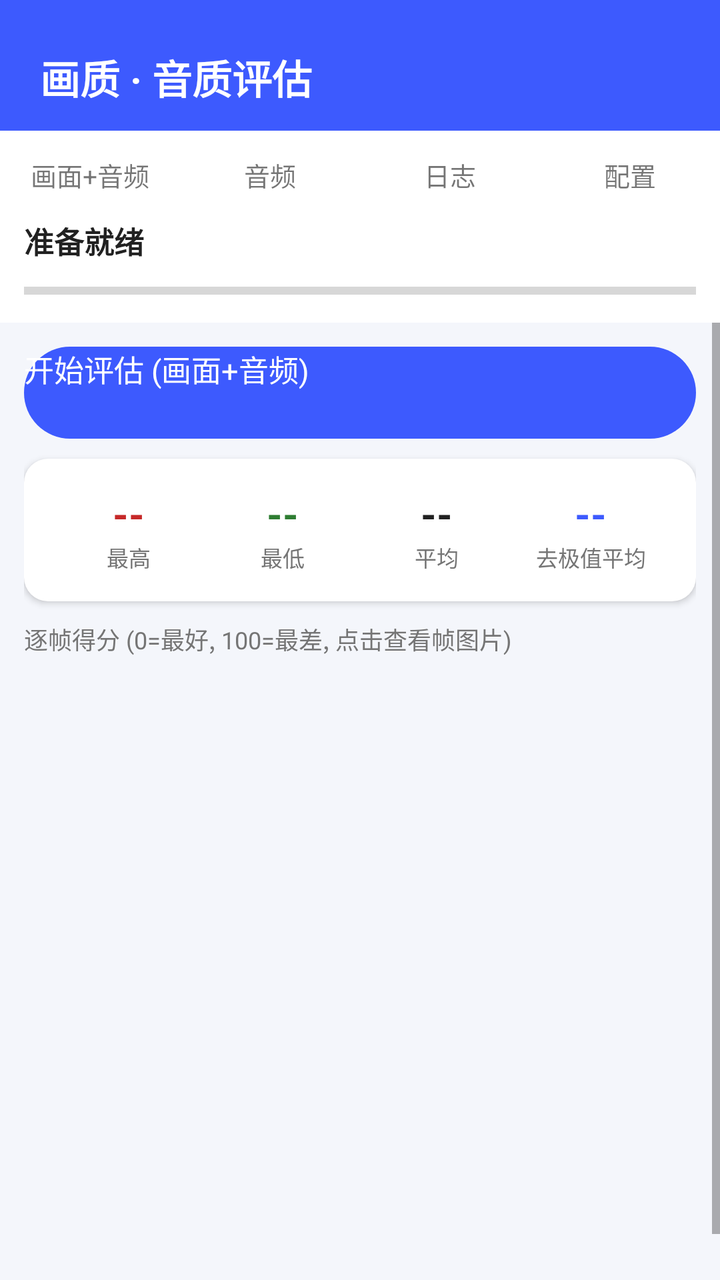
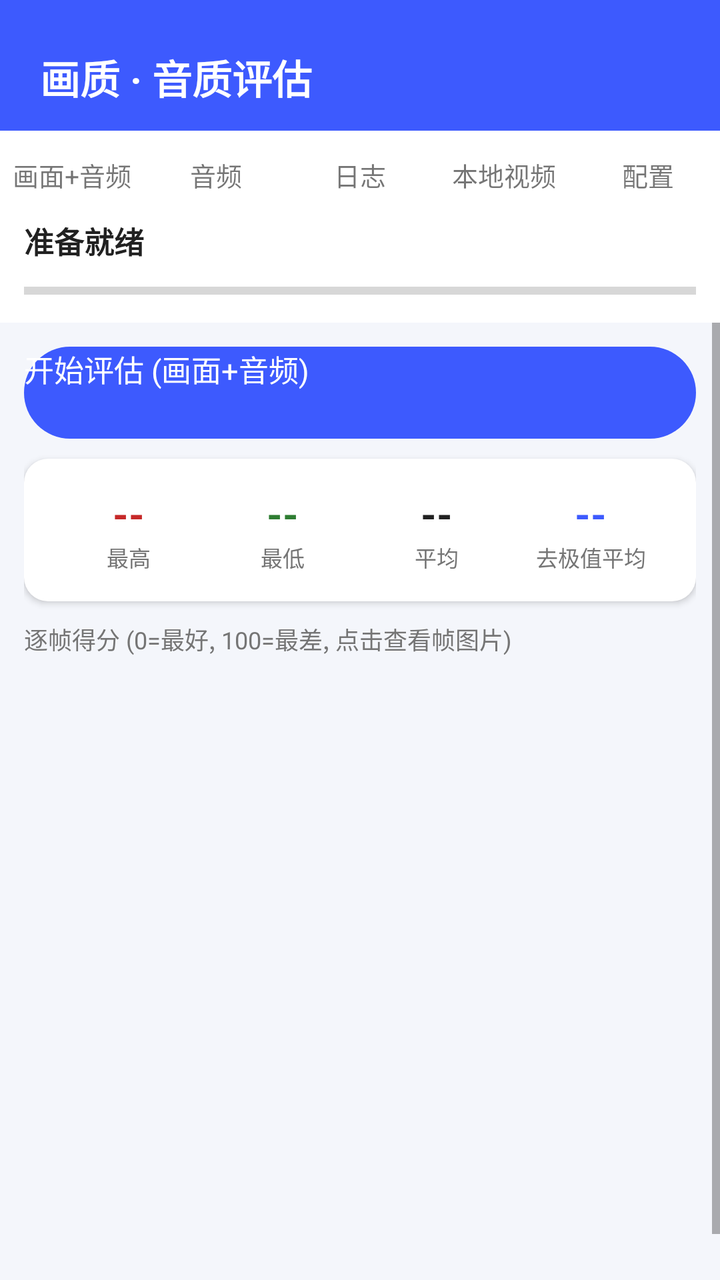

Two renders of the same Android screen: before a commit and after it. Below are the layout's source before the change and the commit's diff.
<!-- AndroidManifest.xml: application theme Theme.PesqMeter -->
<!-- res/layout/activity_main.xml -->
<?xml version="1.0" encoding="utf-8"?>
<LinearLayout xmlns:android="http://schemas.android.com/apk/res/android"
    android:layout_width="match_parent"
    android:layout_height="match_parent"
    android:orientation="vertical">

    <LinearLayout
        android:layout_width="match_parent"
        android:layout_height="wrap_content"
        android:background="@color/primary"
        android:orientation="vertical"
        android:paddingStart="20dp"
        android:paddingTop="24dp"
        android:paddingEnd="20dp"
        android:paddingBottom="12dp">

        <TextView
            android:layout_width="wrap_content"
            android:layout_height="wrap_content"
            android:text="画质 · 音质评估"
            android:textColor="#FFFFFF"
            android:textSize="20sp"
            android:textStyle="bold" />
    </LinearLayout>

    <LinearLayout
        android:layout_width="match_parent"
        android:layout_height="wrap_content"
        android:background="@color/card_bg"
        android:orientation="horizontal">

        <TextView
            android:id="@+id/tabAV"
            android:layout_width="0dp"
            android:layout_height="44dp"
            android:layout_weight="1"
            android:gravity="center"
            android:text="画面+音频"
            android:textSize="13sp" />

        <TextView
            android:id="@+id/tabAudio"
            android:layout_width="0dp"
            android:layout_height="44dp"
            android:layout_weight="1"
            android:gravity="center"
            android:text="音频"
            android:textSize="13sp" />

        <TextView
            android:id="@+id/tabLog"
            android:layout_width="0dp"
            android:layout_height="44dp"
            android:layout_weight="1"
            android:gravity="center"
            android:text="日志"
            android:textSize="13sp" />

        <TextView
            android:id="@+id/tabConfig"
            android:layout_width="0dp"
            android:layout_height="44dp"
            android:layout_weight="1"
            android:gravity="center"
            android:text="配置"
            android:textSize="13sp" />
    </LinearLayout>

    <LinearLayout
        android:layout_width="match_parent"
        android:layout_height="wrap_content"
        android:background="@color/card_bg"
        android:orientation="vertical"
        android:paddingStart="12dp"
        android:paddingEnd="12dp"
        android:paddingBottom="8dp">

        <TextView
            android:id="@+id/tvStatus"
            android:layout_width="match_parent"
            android:layout_height="wrap_content"
            android:text="准备就绪"
            android:textColor="@color/text_primary"
            android:textSize="15sp"
            android:textStyle="bold" />

        <ProgressBar
            android:id="@+id/progressBar"
            style="?android:attr/progressBarStyleHorizontal"
            android:layout_width="match_parent"
            android:layout_height="wrap_content"
            android:layout_marginTop="6dp"
            android:max="100"
            android:progress="0" />
    </LinearLayout>

    <TextView
        android:id="@+id/tvCountdown"
        android:layout_width="match_parent"
        android:layout_height="wrap_content"
        android:gravity="center"
        android:text="5"
        android:textColor="@color/primary"
        android:textSize="48sp"
        android:textStyle="bold"
        android:visibility="gone" />

    <ScrollView
        android:id="@+id/panelAV"
        android:layout_width="match_parent"
        android:layout_height="0dp"
        android:layout_weight="1"
        android:fillViewport="true">

        <LinearLayout
            android:layout_width="match_parent"
            android:layout_height="wrap_content"
            android:orientation="vertical"
            android:padding="12dp">

            <Button
                android:id="@+id/btnStart"
                android:layout_width="match_parent"
                android:layout_height="46dp"
                android:background="@drawable/bg_btn_primary"
                android:text="开始评估 (画面+音频)"
                android:textColor="#FFFFFF"
                android:textSize="15sp" />

            <LinearLayout
                android:layout_width="match_parent"
                android:layout_height="wrap_content"
                android:layout_marginTop="10dp"
                android:background="@drawable/bg_card"
                android:elevation="2dp"
                android:orientation="vertical"
                android:padding="14dp">

                <LinearLayout
                    android:layout_width="match_parent"
                    android:layout_height="wrap_content"
                    android:orientation="horizontal">

                    <LinearLayout
                        android:layout_width="0dp"
                        android:layout_height="wrap_content"
                        android:layout_weight="1"
                        android:gravity="center"
                        android:orientation="vertical">

                        <TextView
                            android:id="@+id/tvStatMax"
                            android:layout_width="wrap_content"
                            android:layout_height="wrap_content"
                            android:text="--"
                            android:textColor="@color/q_bad"
                            android:textSize="20sp"
                            android:textStyle="bold" />

                        <TextView
                            android:layout_width="wrap_content"
                            android:layout_height="wrap_content"
                            android:text="最高"
                            android:textColor="@color/text_secondary"
                            android:textSize="11sp" />
                    </LinearLayout>

                    <LinearLayout
                        android:layout_width="0dp"
                        android:layout_height="wrap_content"
                        android:layout_weight="1"
                        android:gravity="center"
                        android:orientation="vertical">

                        <TextView
                            android:id="@+id/tvStatMin"
                            android:layout_width="wrap_content"
                            android:layout_height="wrap_content"
                            android:text="--"
                            android:textColor="@color/q_good"
                            android:textSize="20sp"
                            android:textStyle="bold" />

                        <TextView
                            android:layout_width="wrap_content"
                            android:layout_height="wrap_content"
                            android:text="最低"
                            android:textColor="@color/text_secondary"
                            android:textSize="11sp" />
                    </LinearLayout>

                    <LinearLayout
                        android:layout_width="0dp"
                        android:layout_height="wrap_content"
                        android:layout_weight="1"
                        android:gravity="center"
                        android:orientation="vertical">

                        <TextView
                            android:id="@+id/tvStatAvg"
                            android:layout_width="wrap_content"
                            android:layout_height="wrap_content"
                            android:text="--"
                            android:textColor="@color/text_primary"
                            android:textSize="20sp"
                            android:textStyle="bold" />

                        <TextView
                            android:layout_width="wrap_content"
                            android:layout_height="wrap_content"
                            android:text="平均"
                            android:textColor="@color/text_secondary"
                            android:textSize="11sp" />
                    </LinearLayout>

                    <LinearLayout
                        android:layout_width="0dp"
                        android:layout_height="wrap_content"
                        android:layout_weight="1"
                        android:gravity="center"
                        android:orientation="vertical">

                        <TextView
                            android:id="@+id/tvStatTrim"
                            android:layout_width="wrap_content"
                            android:layout_height="wrap_content"
                            android:text="--"
                            android:textColor="@color/primary"
                            android:textSize="20sp"
                            android:textStyle="bold" />

                        <TextView
                            android:layout_width="wrap_content"
                            android:layout_height="wrap_content"
                            android:text="去极值平均"
                            android:textColor="@color/text_secondary"
                            android:textSize="11sp" />
                    </LinearLayout>
                </LinearLayout>
            </LinearLayout>

            <TextView
                android:layout_width="wrap_content"
                android:layout_height="wrap_content"
                android:layout_marginTop="10dp"
                android:layout_marginBottom="4dp"
                android:text="逐帧得分 (0=最好, 100=最差, 点击查看帧图片)"
                android:textColor="@color/text_secondary"
                android:textSize="12sp" />

            <ListView
                android:id="@+id/lvFrames"
                android:layout_width="match_parent"
                android:layout_height="320dp"
                android:divider="@null"
                android:dividerHeight="0dp"
                android:nestedScrollingEnabled="true" />
        </LinearLayout>
    </ScrollView>

    <ScrollView
        android:id="@+id/panelAudio"
        android:layout_width="match_parent"
        android:layout_height="0dp"
        android:layout_weight="1"
        android:fillViewport="true"
        android:visibility="gone">

        <LinearLayout
            android:layout_width="match_parent"
            android:layout_height="wrap_content"
            android:orientation="vertical"
            android:padding="12dp">

            <Button
                android:id="@+id/btnMos"
                android:layout_width="match_parent"
                android:layout_height="46dp"
                android:background="@drawable/bg_btn_primary"
                android:text="开始音质评估 (MOSNet + P.563)"
                android:textColor="#FFFFFF"
                android:textSize="15sp" />

            <TextView
                android:id="@+id/tvAudio"
                android:layout_width="match_parent"
                android:layout_height="wrap_content"
                android:layout_marginTop="10dp"
                android:background="@drawable/bg_card"
                android:elevation="2dp"
                android:padding="14dp"
                android:text="音频质量: 等待评估…"
                android:textColor="@color/text_primary"
                android:textSize="14sp" />
        </LinearLayout>
    </ScrollView>

    <TextView
        android:id="@+id/tvLog"
        android:layout_width="match_parent"
        android:layout_height="0dp"
        android:layout_weight="1"
        android:layout_margin="12dp"
        android:background="@drawable/bg_card"
        android:elevation="2dp"
        android:fontFamily="monospace"
        android:gravity="bottom"
        android:padding="10dp"
        android:scrollbars="vertical"
        android:textColor="@color/text_primary"
        android:textSize="11sp"
        android:visibility="gone" />

    <ScrollView
        android:id="@+id/panelConfig"
        android:layout_width="match_parent"
        android:layout_height="0dp"
        android:layout_weight="1"
        android:fillViewport="true"
        android:visibility="gone">

        <LinearLayout
            android:layout_width="match_parent"
            android:layout_height="wrap_content"
            android:orientation="vertical"
            android:padding="12dp">

            <LinearLayout
                android:layout_width="match_parent"
                android:layout_height="wrap_content"
                android:background="@drawable/bg_card"
                android:elevation="2dp"
                android:orientation="vertical"
                android:padding="14dp">

                <TextView
                    android:layout_width="wrap_content"
                    android:layout_height="wrap_content"
                    android:text="音频采集模式"
                    android:textColor="@color/text_primary"
                    android:textSize="14sp" />

                <RadioGroup
                    android:id="@+id/rgAudioMode"
                    android:layout_width="match_parent"
                    android:layout_height="wrap_content">

                    <RadioButton
                        android:id="@+id/rbAuto"
                        android:layout_width="match_parent"
                        android:layout_height="wrap_content"
                        android:checked="true"
                        android:text="自动 (回放采集失败时降级为麦克风)"
                        android:textSize="13sp" />

                    <RadioButton
                        android:id="@+id/rbPlayback"
                        android:layout_width="match_parent"
                        android:layout_height="wrap_content"
                        android:text="系统回放采集 (数字链路)"
                        android:textSize="13sp" />

                    <RadioButton
                        android:id="@+id/rbMic"
                        android:layout_width="match_parent"
                        android:layout_height="wrap_content"
                        android:text="麦克风 (外放链路, 需环境安静)"
                        android:textSize="13sp" />
                </RadioGroup>

                <TextView
                    android:layout_width="wrap_content"
                    android:layout_height="wrap_content"
                    android:layout_marginTop="6dp"
                    android:text="等待时长 (秒, 切换目标 App 的时间)"
                    android:textColor="@color/text_primary"
                    android:textSize="14sp" />

                <EditText
                    android:id="@+id/etCountdown"
                    android:layout_width="match_parent"
                    android:layout_height="wrap_content"
                    android:inputType="number"
                    android:text="5" />

                <TextView
                    android:layout_width="wrap_content"
                    android:layout_height="wrap_content"
                    android:layout_marginTop="10dp"
                    android:text="画面录制时长 (秒, 每 100ms 一帧)"
                    android:textColor="@color/text_primary"
                    android:textSize="14sp" />

                <EditText
                    android:id="@+id/etCaptureSec"
                    android:layout_width="match_parent"
                    android:layout_height="wrap_content"
                    android:inputType="number"
                    android:text="10" />

                <TextView
                    android:layout_width="wrap_content"
                    android:layout_height="wrap_content"
                    android:layout_marginTop="10dp"
                    android:text="音频录制时长 (秒, MOSNet + P.563)"
                    android:textColor="@color/text_primary"
                    android:textSize="14sp" />

                <EditText
                    android:id="@+id/etMosDuration"
                    android:layout_width="match_parent"
                    android:layout_height="wrap_content"
                    android:inputType="number"
                    android:text="30" />

                <TextView
                    android:layout_width="wrap_content"
                    android:layout_height="wrap_content"
                    android:layout_marginTop="10dp"
                    android:text="说明: BRISQUE 为无参考画面质量分(屏幕内容普遍偏高, 建议横向对比); MOSNet/P.563 为语音质量模型, 评音乐仅供参考。"
                    android:textColor="@color/text_secondary"
                    android:textSize="12sp" />
            </LinearLayout>
        </LinearLayout>
    </ScrollView>
</LinearLayout>
<!-- resources referenced by this layout -->
<resources>
  <color name="card_bg">#FFFFFF</color>
  <color name="primary">#3D5AFE</color>
  <color name="q_bad">#C62828</color>
  <color name="q_good">#2E7D32</color>
  <color name="text_primary">#212121</color>
  <color name="text_secondary">#757575</color>
  <!-- drawable bg_btn_primary (drawable) -->
  <?xml version="1.0" encoding="utf-8"?>
  <shape xmlns:android="http://schemas.android.com/apk/res/android">
      <solid android:color="@color/primary" />
      <corners android:radius="24dp" />
  </shape>
  <!-- drawable bg_card (drawable) -->
  <?xml version="1.0" encoding="utf-8"?>
  <shape xmlns:android="http://schemas.android.com/apk/res/android">
      <solid android:color="@color/card_bg" />
      <corners android:radius="12dp" />
  </shape>
  <style name="Theme.PesqMeter" parent="android:Theme.Material.Light.NoActionBar">
          <item name="android:statusBarColor">@color/primary_dark</item>
          <item name="android:windowBackground">@color/window_bg</item>
      </style>
  <color name="primary_dark">#0031CA</color>
  <color name="window_bg">#F4F6FB</color>
</resources>

<!-- the commit's change to res/layout/activity_main.xml (unified diff, before → after) -->
@@ -54,6 +54,15 @@
             android:layout_weight="1"
             android:gravity="center"
             android:text="日志"
+            android:textSize="13sp" />
+
+        <TextView
+            android:id="@+id/tabFile"
+            android:layout_width="0dp"
+            android:layout_height="44dp"
+            android:layout_weight="1"
+            android:gravity="center"
+            android:text="本地视频"
             android:textSize="13sp" />
 
         <TextView
@@ -312,6 +321,58 @@
         android:visibility="gone" />
 
     <ScrollView
+        android:id="@+id/panelFile"
+        android:layout_width="match_parent"
+        android:layout_height="0dp"
+        android:layout_weight="1"
+        android:fillViewport="true"
+        android:visibility="gone">
+
+        <LinearLayout
+            android:layout_width="match_parent"
+            android:layout_height="wrap_content"
+            android:orientation="vertical"
+            android:padding="12dp">
+
+            <Button
+                android:id="@+id/btnPickVideo"
+                android:layout_width="match_parent"
+                android:layout_height="46dp"
+                android:background="@drawable/bg_btn_primary"
+                android:text="选择视频文件"
+                android:textColor="#FFFFFF"
+                android:textSize="15sp" />
+
+            <TextView
+                android:id="@+id/tvVideoName"
+                android:layout_width="match_parent"
+                android:layout_height="wrap_content"
+                android:layout_marginTop="8dp"
+                android:text="未选择文件"
+                android:textColor="@color/text_secondary"
+                android:textSize="13sp" />
+
+            <Button
+                android:id="@+id/btnStartFile"
+                android:layout_width="match_parent"
+                android:layout_height="46dp"
+                android:layout_marginTop="10dp"
+                android:background="@drawable/bg_btn_primary"
+                android:text="开始评估视频 (BRISQUE + 音轨 MOS)"
+                android:textColor="#FFFFFF"
+                android:textSize="14sp" />
+
+            <TextView
+                android:layout_width="match_parent"
+                android:layout_height="wrap_content"
+                android:layout_marginTop="8dp"
+                android:text="直接解码本地视频文件: 按配置页设定的间隔抽帧做 BRISQUE 打分, 并解码音轨做 MOSNet + P.563 评分。无需投屏授权。帧结果在「画面+音频」Tab 的逐帧列表中展示。"
+                android:textColor="@color/text_secondary"
+                android:textSize="12sp" />
+        </LinearLayout>
+    </ScrollView>
+
+    <ScrollView
         android:id="@+id/panelConfig"
         android:layout_width="match_parent"
         android:layout_height="0dp"
@@ -382,6 +443,21 @@
                     android:layout_height="wrap_content"
                     android:inputType="number"
                     android:text="5" />
+
+                <TextView
+                    android:layout_width="wrap_content"
+                    android:layout_height="wrap_content"
+                    android:layout_marginTop="10dp"
+                    android:text="本地视频抽帧间隔 (毫秒)"
+                    android:textColor="@color/text_primary"
+                    android:textSize="14sp" />
+
+                <EditText
+                    android:id="@+id/etFrameInterval"
+                    android:layout_width="match_parent"
+                    android:layout_height="wrap_content"
+                    android:inputType="number"
+                    android:text="200" />
 
                 <TextView
                     android:layout_width="wrap_content"
